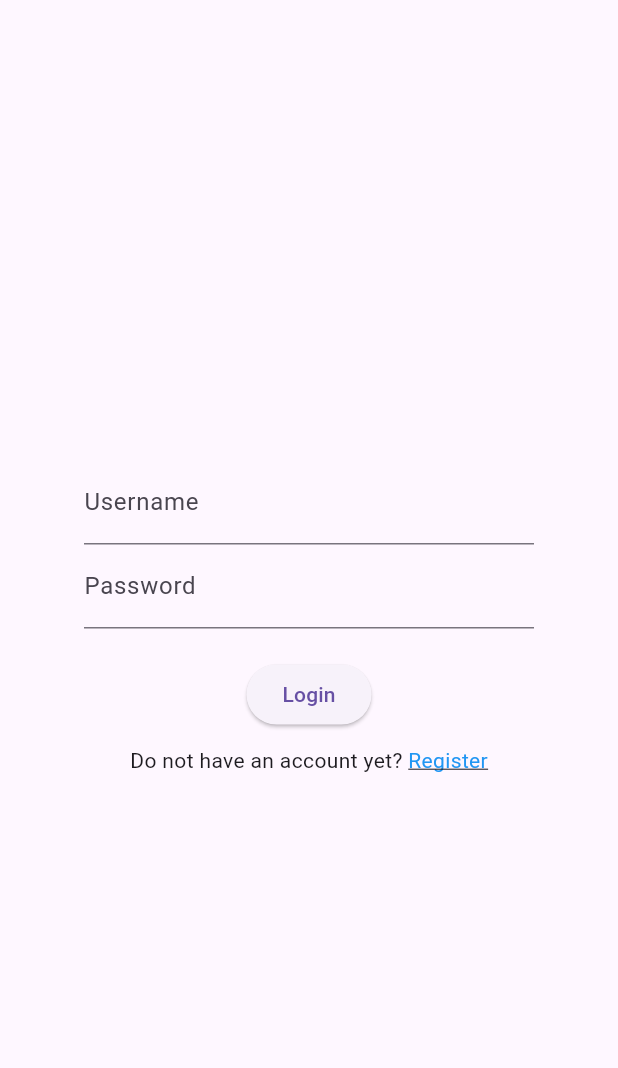
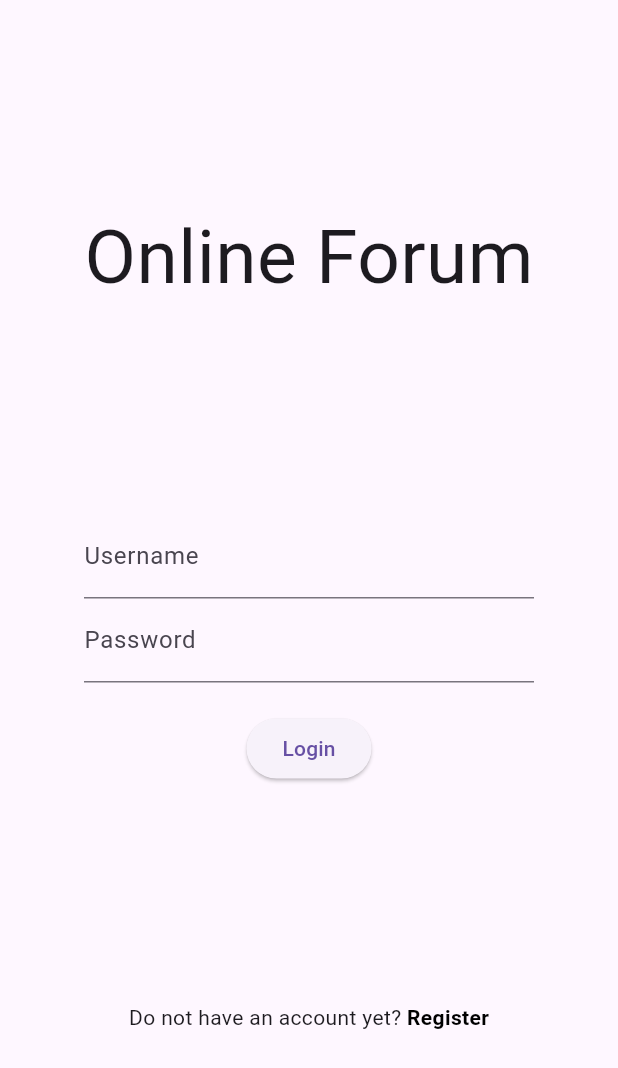
Before and after one commit to HuyyCP/OnlineForum_FE, a Flutter app: the LoginPage screen opened by its route, on a phone screen of 412 x 824 dp. Shown: the top 1068 px of the screen. Run offline on Flutter 3.47's test engine with Material 3 defaults, Android fonts, the phone set to English and light mode, and no system bars; our stand-ins replace font_awesome_flutter, shared_preferences; accounts and stored records are empty; network calls fail.

Commit message:
fix ui login page + homepage

```diff
--- a/lib/main.dart
+++ b/lib/main.dart
@@ -1,5 +1,4 @@
 import 'package:flutter/material.dart';
-import 'package:onlineforum_fe/routes.dart';
 import 'package:onlineforum_fe/views/home_page.dart';
 import 'package:onlineforum_fe/views/login_page.dart';
 
@@ -13,10 +12,10 @@ class MyApp extends StatelessWidget {
   Widget build(BuildContext context) {
     return MaterialApp(
       title: 'Online Forum',
-      initialRoute: '/home',
+      initialRoute: '/login',
       routes: {
+        '/login': (_) => const LoginPage(),
         '/home': (_) => const HomePage(),
-        '/login': (_) => const LoginPage(),
       },
       debugShowCheckedModeBanner: false,
     );
--- a/lib/views/login_page.dart
+++ b/lib/views/login_page.dart
@@ -1,4 +1,7 @@
+// ignore_for_file: use_build_context_synchronously
+
 import 'package:flutter/material.dart';
+import 'package:font_awesome_flutter/font_awesome_flutter.dart';
 import 'package:onlineforum_fe/api_services/account_api_service.dart';
 
 class LoginPage extends StatefulWidget {
@@ -18,9 +21,18 @@ class _LoginPageState extends State<LoginPage> {
       body: Center(
         child: Container(
           width: 300,
-          // height: 500,
           child: Column(
-            mainAxisAlignment: MainAxisAlignment.center,
+            mainAxisAlignment: MainAxisAlignment.spaceEvenly,
+            // mainAxisSize: MainAxisSize.min,
+            children: [
+              const Text(
+                "Online Forum",
+                style: TextStyle(
+                  fontSize: 50,
+                )
+              ),
+              Container(
+                child: Column(
                   children: [
                     TextFormField(
                       controller: usernameController,
@@ -47,20 +59,26 @@ class _LoginPageState extends State<LoginPage> {
                             showDialog(
                               context: context,
                               builder: (context) {
-                          return const AlertDialog(
-                            content: Text(
-                              "Incorrect username or password"
-                            )
+                                return AlertDialog(
+                                  shape: RoundedRectangleBorder(borderRadius: BorderRadius.circular(20)),
+                                  contentPadding: const EdgeInsets.all(20),
+                                  content: const Text(
+                                    "Incorrect username or password",
+                                    textAlign: TextAlign.center,
+                                  ),
                                 );
                               }
                             );
                           }
                         },
-                  child: Text("Login"),
+                        child: const Text("Login"),
                       ),
                     ),
+                  ],
+                )
+              ),
               Container(
-                margin: const EdgeInsets.only(top : 10),
+                margin: const EdgeInsets.only(top: 10),
                 child: Row(
                   mainAxisAlignment: MainAxisAlignment.center,
                   children: [
@@ -69,8 +87,8 @@ class _LoginPageState extends State<LoginPage> {
                       child: const Text(
                         'Register',
                         style: TextStyle(
-                          color: Colors.blue,
-                          decoration: TextDecoration.underline,
+                          color: Colors.black,
+                          fontWeight: FontWeight.w600,
                         ),
                       ),
                       onTap: () async {
--- a/lib/widget/user_model.dart
+++ b/lib/widget/user_model.dart
@@ -1,5 +1,4 @@
 import 'package:flutter/material.dart';
-import 'package:onlineforum_fe/models/user.dart';
 
 class UserModel extends StatefulWidget {
   ({String name, String email}) user;
```
Also changed, not shown: lib/views/home_page.dart (+6 -6 lines), lib/widget/subject_card.dart (+28 -8 lines). Lines whose indentation alone changed are shown as unchanged.
